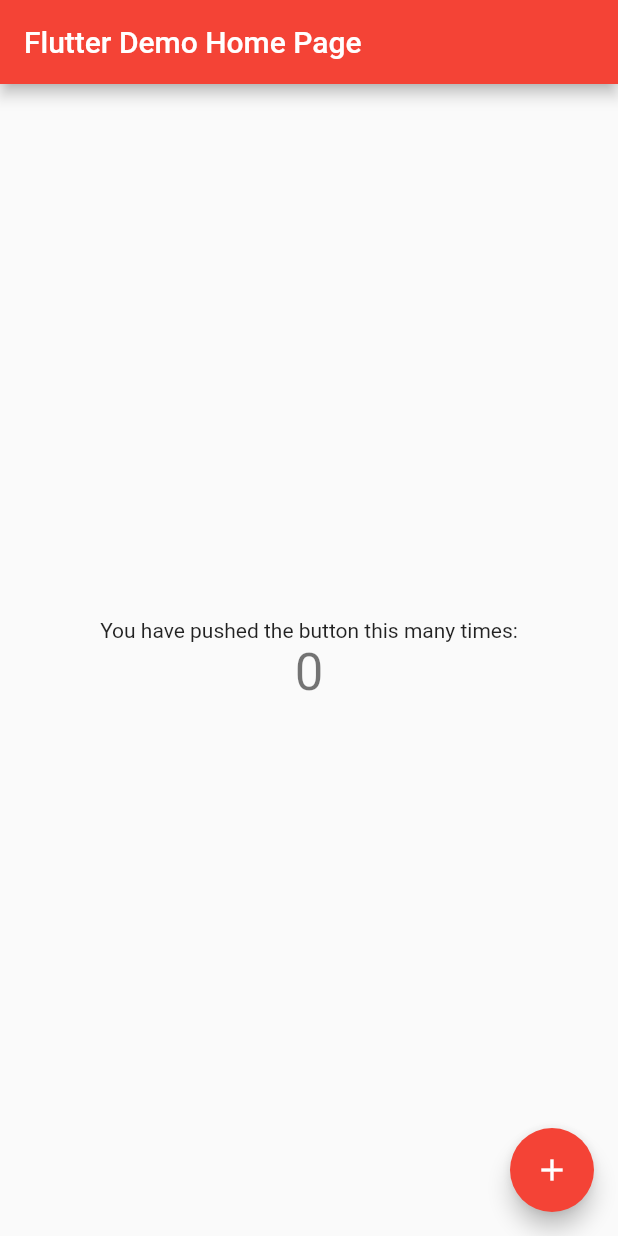
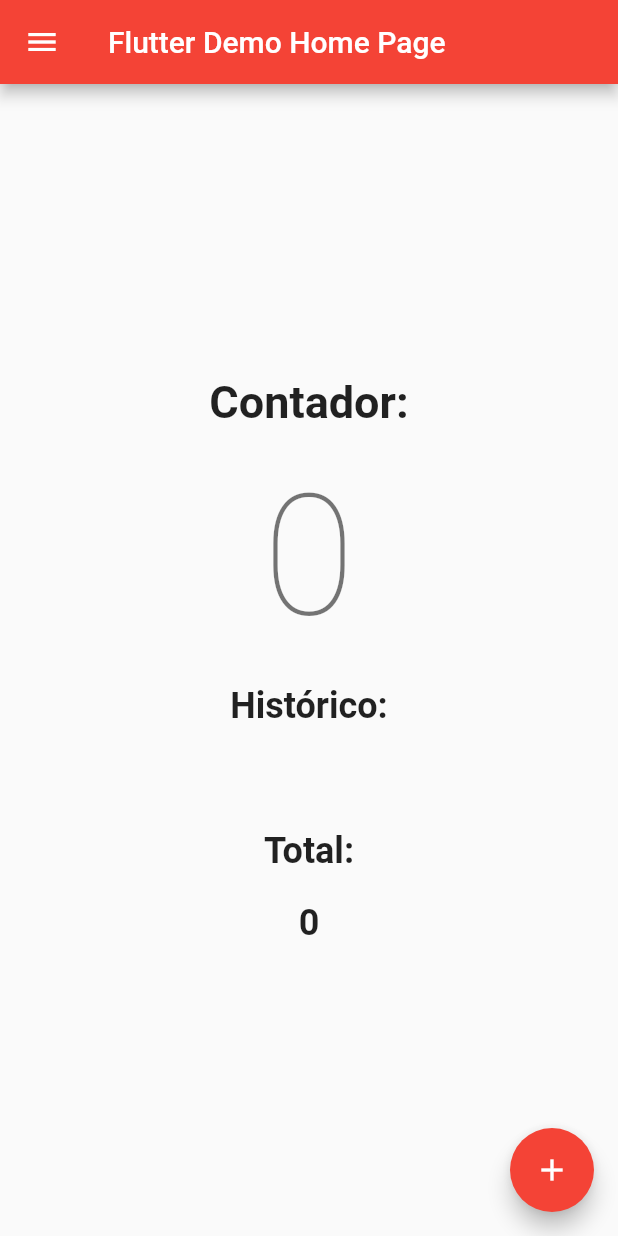
Before and after one commit to carlos-landeira/intro_flutter, a Flutter app: the screen it shows after launch, on a phone screen of 412 x 824 dp. Run offline on Flutter 3.47's test engine with Material 2 defaults, Android fonts, the phone set to English and light mode, and no system bars.

Commit message:
Ex7: Adição do histórico, total de histórico e modificações visuais no app

```diff
--- a/lib/main.dart
+++ b/lib/main.dart
@@ -1,6 +1,5 @@
 import 'package:flutter/material.dart';
-import 'package:intro_flutter/model.dart';
-import 'package:intro_flutter/fiscal.dart';
+import 'package:intro_flutter/my_home_page.dart';
 
 void main() {
   runApp(const MyApp());
@@ -9,112 +8,13 @@ void main() {
 class MyApp extends StatelessWidget {
   const MyApp({Key? key}) : super(key: key);
 
-  // This widget is the root of your application.
   @override
   Widget build(BuildContext context) {
     return MaterialApp(
       title: 'Flutter Demo',
       theme: ThemeData(
-        // This is the theme of your application.
-        //
-        // Try running your application with "flutter run". You'll see the
-        // application has a blue toolbar. Then, without quitting the app, try
-        // changing the primarySwatch below to Colors.green and then invoke
-        // "hot reload" (press "r" in the console where you ran "flutter run",
-        // or simply save your changes to "hot reload" in a Flutter IDE).
-        // Notice that the counter didn't reset back to zero; the application
-        // is not restarted.
         primarySwatch: Colors.red,
       ),
-      home: const MyHomePage(title: 'Flutter Demo Home Page'),
-    );
+      home: const MyHomePage());
   }
 }
-
-class MyHomePage extends StatefulWidget {
-  const MyHomePage({Key? key, required this.title}) : super(key: key);
-
-  // This widget is the home page of your application. It is stateful, meaning
-  // that it has a State object (defined below) that contains fields that affect
-  // how it looks.
-
-  // This class is the configuration for the state. It holds the values (in this
-  // case the title) provided by the parent (in this case the App widget) and
-  // used by the build method of the State. Fields in a Widget subclass are
-  // always marked "final".
-
-  final String title;
-
-  @override
-  State<MyHomePage> createState() => _MyHomePageState();
-}
-
-class _MyHomePageState extends State<MyHomePage> {
-  int _counter = 0;
-
-  void _incrementCounter() {
-    setState(() {
-      // This call to setState tells the Flutter framework that something has
-      // changed in this State, which causes it to rerun the build method below
-      // so that the display can reflect the updated values. If we changed
-      // _counter without calling setState(), then the build method would not be
-      // called again, and so nothing would appear to happen.
-      _counter++;
-    });
-
-    // mainEntidades();
-    mainNF();
-  }
-
-  @override
-  Widget build(BuildContext context) {
-    // This method is rerun every time setState is called, for instance as done
-    // by the _incrementCounter method above.
-    //
-    // The Flutter framework has been optimized to make rerunning build methods
-    // fast, so that you can just rebuild anything that needs updating rather
-    // than having to individually change instances of widgets.
-    return Scaffold(
-      appBar: AppBar(
-        // Here we take the value from the MyHomePage object that was created by
-        // the App.build method, and use it to set our appbar title.
-        title: Text(widget.title),
-      ),
-      body: Center(
-        // Center is a layout widget. It takes a single child and positions it
-        // in the middle of the parent.
-        child: Column(
-          // Column is also a layout widget. It takes a list of children and
-          // arranges them vertically. By default, it sizes itself to fit its
-          // children horizontally, and tries to be as tall as its parent.
-          //
-          // Invoke "debug painting" (press "p" in the console, choose the
-          // "Toggle Debug Paint" action from the Flutter Inspector in Android
-          // Studio, or the "Toggle Debug Paint" command in Visual Studio Code)
-          // to see the wireframe for each widget.
-          //
-          // Column has various properties to control how it sizes itself and
-          // how it positions its children. Here we use mainAxisAlignment to
-          // center the children vertically; the main axis here is the vertical
-          // axis because Columns are vertical (the cross axis would be
-          // horizontal).
-          mainAxisAlignment: MainAxisAlignment.center,
-          children: <Widget>[
-            const Text(
-              'You have pushed the button this many times:',
-            ),
-            Text(
-              '$_counter',
-              style: Theme.of(context).textTheme.headline4,
-            ),
-          ],
-        ),
-      ),
-      floatingActionButton: FloatingActionButton(
-        onPressed: _incrementCounter,
-        tooltip: 'Increment',
-        child: const Icon(Icons.add),
-      ), // This trailing comma makes auto-formatting nicer for build methods.
-    );
-  }
-}
--- /dev/null
+++ b/lib/my_home_page.dart
@@ -0,0 +1,142 @@
+import 'package:flutter/material.dart';
+import 'package:intro_flutter/model.dart';
+import 'package:intro_flutter/fiscal.dart';
+
+class MyHomePage extends StatefulWidget {
+  const MyHomePage({Key? key}) : super(key: key);
+
+  @override
+  State<MyHomePage> createState() => _MyHomePageState();
+}
+
+class _MyHomePageState extends State<MyHomePage> {
+  bool _incrementando = true;
+  int _contador = 0;
+  List<int> _historico = [];
+
+  @override
+  Widget build(BuildContext context) {
+    return Scaffold(
+      appBar: AppBar(
+        title: const Text('Flutter Demo Home Page'),
+      ),
+      drawer: buildDrawer(),
+      body: Center(
+        child: Column(
+          mainAxisAlignment: MainAxisAlignment.center,
+          children: <Widget>[
+            const Text(
+              'Contador:',
+              style: TextStyle(
+                fontSize: 30.0,
+                fontWeight: FontWeight.bold,
+              ),
+            ),
+            const SizedBox(height: 20.0),
+            Text(
+              '$_contador',
+              style: Theme.of(context).textTheme.headline1,
+            ),
+            const SizedBox(height: 20.0),
+            const Text('Histórico:',
+                style: TextStyle(fontSize: 24.0, fontWeight: FontWeight.bold)),
+            const SizedBox(height: 20.0),
+            Padding(
+                padding: const EdgeInsets.only(left: 40.0, right: 40.0),
+                child: Text(_historico.join(', '),
+                    textAlign: TextAlign.center,
+                    style: TextStyle(
+                        fontSize: 25.0, color: Colors.grey.shade600))),
+            const SizedBox(height: 20.0),
+            const Text('Total:',
+                style: TextStyle(fontSize: 24.0, fontWeight: FontWeight.bold)),
+            const SizedBox(height: 20.0),
+            Text('${_somarHistorico()}',
+                style: const TextStyle(
+                    fontSize: 24.0, fontWeight: FontWeight.bold)),
+          ],
+        ),
+      ),
+      floatingActionButton: FloatingActionButton(
+        onPressed: _incrementar,
+        tooltip: 'Increment',
+        child: _incrementando ? Icon(Icons.add) : Icon(Icons.remove),
+      ), // This trailing comma makes auto-formatting nicer for build methods.
+    );
+  }
+
+  Drawer buildDrawer() {
+    return Drawer(
+      child: ListView(
+        children: [
+          DrawerHeader(
+            decoration: BoxDecoration(
+              color: Colors.blue,
+            ),
+            child: Text(
+              'Drawer Header',
+              style: TextStyle(
+                color: Colors.white,
+                fontSize: 24,
+              ),
+            ),
+          ),
+          ListTile(
+              leading: const Icon(Icons.clear),
+              title: const Text('Zerar Contador'),
+              onTap: _zerar),
+          ListTile(
+            leading: const Icon(Icons.swap_calls),
+            title: const Text('Inverter Contador'),
+            onTap: _inverter,
+          ),
+          ListTile(
+              leading: const Icon(Icons.memory),
+              title: const Text("Memorizar Contador"),
+              onTap: _memorizar)
+        ]
+      )
+    );
+  }
+
+  void _incrementar() {
+    setState(() {
+      if (_incrementando == true) {
+        _contador++;
+      } else {
+        _contador--;
+      }
+    });
+    // mainEntidades();
+    // mainNF();
+  }
+
+  void _zerar() {
+    Navigator.of(context).pop();
+    setState(() {
+      _contador = 0;
+    });
+  }
+
+  void _inverter() {
+    Navigator.of(context).pop();
+    setState(() {
+      _incrementando = !_incrementando;
+    });
+  }
+
+  void _memorizar() {
+    Navigator.of(context).pop();
+    setState(() {
+      _historico.add(_contador);
+    });
+  }
+
+  int _somarHistorico() {
+    if (_historico.isEmpty) {
+      return 0;
+    } else {
+      return _historico.reduce((a, b) => a + b);
+    }
+  }
+}
```
